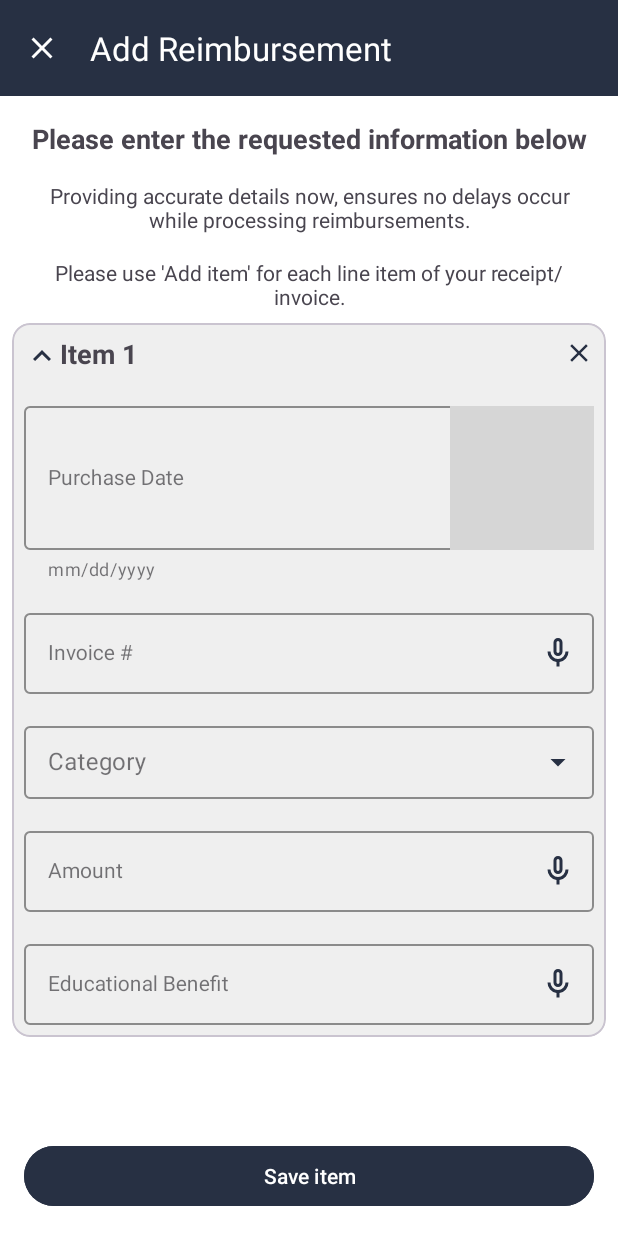
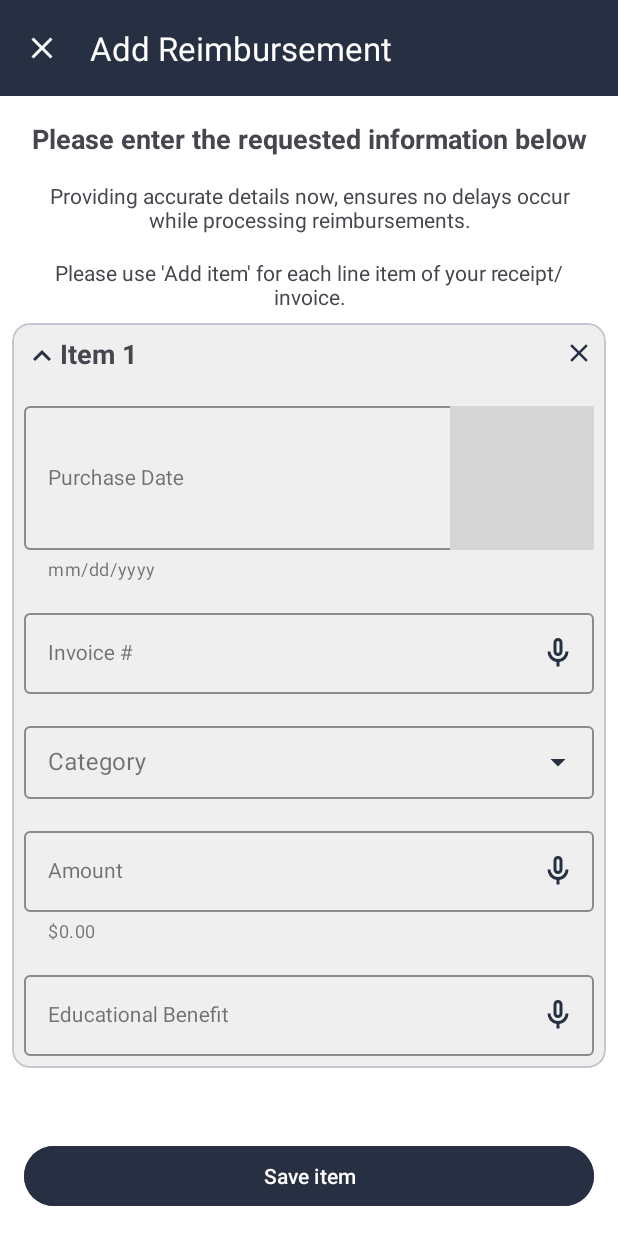
Before and after one commit to sanjamilunovic/master, an Android app: the fragment StepThreeFragment placed in its activity, on a phone screen of 412 x 824 dp. Run offline under Robolectric (Android 15) with nearby library versions, the phone set to English and light mode, and no system bars; our stand-ins replace ButterKnife; libraries missing offline, so code that uses them is left out: com.stepstone.stepper; plain views replace StepperLayout; 2 statements that could not run were skipped; grey boxes are pictures that could not be loaded.

Commit message:
Add amount helper text

```diff
--- a/app/src/main/res/layout/list_add_item.xml
+++ b/app/src/main/res/layout/list_add_item.xml
@@ -178,6 +178,7 @@
                     android:layout_height="wrap_content"
                     android:layout_marginTop="16dp"
                     style="@style/TextInputLayoutStyle"
+                    app:helperText="$0.00"
                     app:endIconMode="custom"
                     app:endIconDrawable="@drawable/ic_microphone"
                     android:hint="Amount">
```
